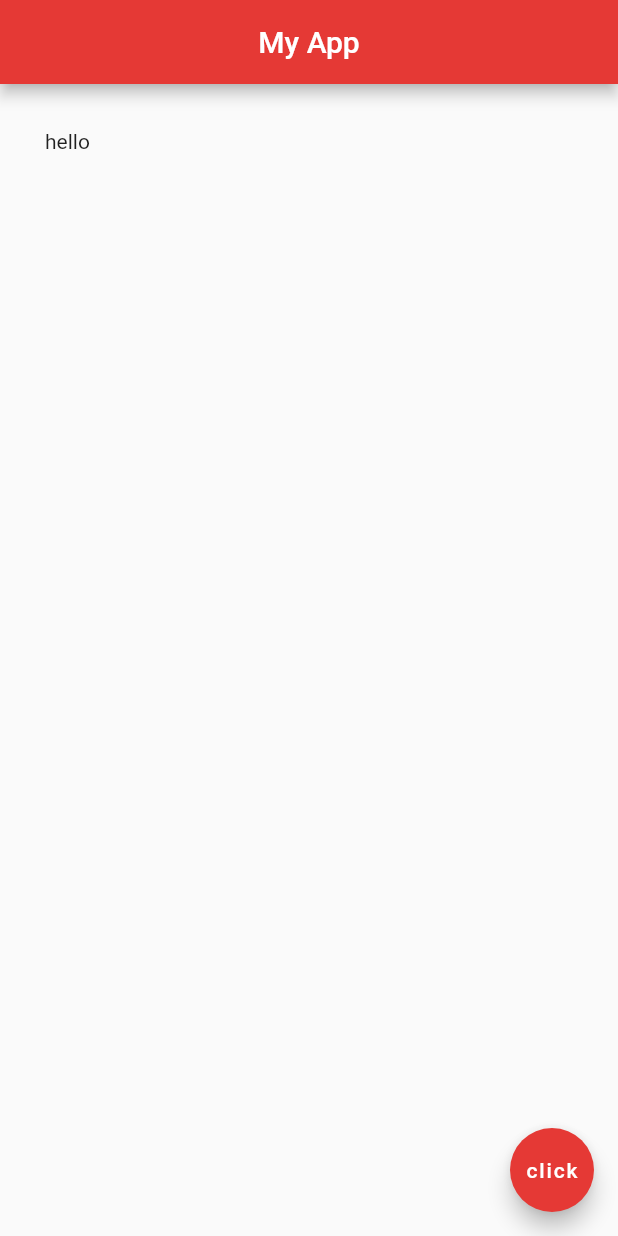
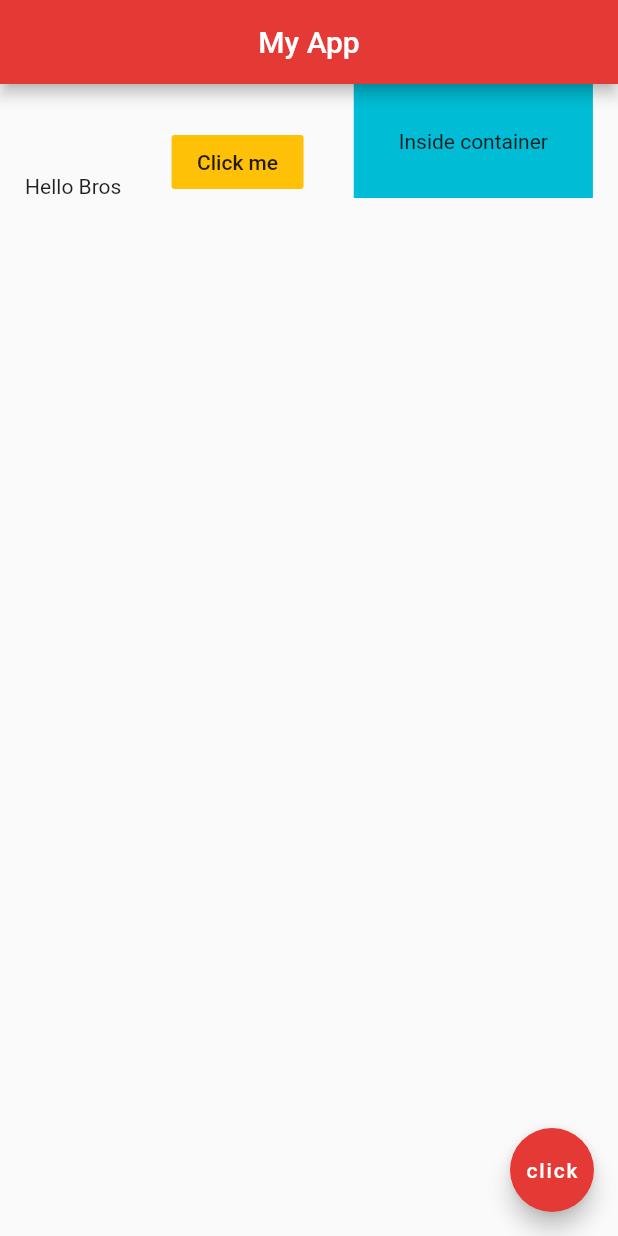
Before and after one commit to Adithya2018/Flutter-Tutorial-for-beginners, a Flutter app: the screen it shows after launch, on a phone screen of 412 x 824 dp. Run offline on Flutter 3.47's test engine with Material 2 defaults, Android fonts, the light colour scheme and no system bars.

Commit message:
#11 Rows

```diff
--- a/myapp/lib/main.dart
+++ b/myapp/lib/main.dart
@@ -24,9 +24,29 @@
       //   child: Text('hello'),
       // ),
 
-      body: Padding(
-        padding: EdgeInsets.all(30.0),
-        child: Text('hello'),
+      // body: Padding(
+      //   padding: EdgeInsets.all(30.0),
+      //   child: Text('hello'),
+      // ),
+      body: Row(
+        // mainAxisAlignment: MainAxisAlignment.spaceBetween,
+        mainAxisAlignment: MainAxisAlignment.spaceAround,
+        crossAxisAlignment: CrossAxisAlignment.end,
+        children: <Widget> [
+          Text(
+              'Hello Bros'
+          ),
+          FlatButton(
+            onPressed: () {},
+            color: Colors.amber,
+            child: Text('Click me'),
+          ),
+          Container(
+            color: Colors.cyan,
+            padding: EdgeInsets.all(30.0),
+            child: Text('Inside container'),
+          )
+        ],
       ),
 
       // Center(
```
Also changed, not shown: Main-Axis-Alignment.png (added).
